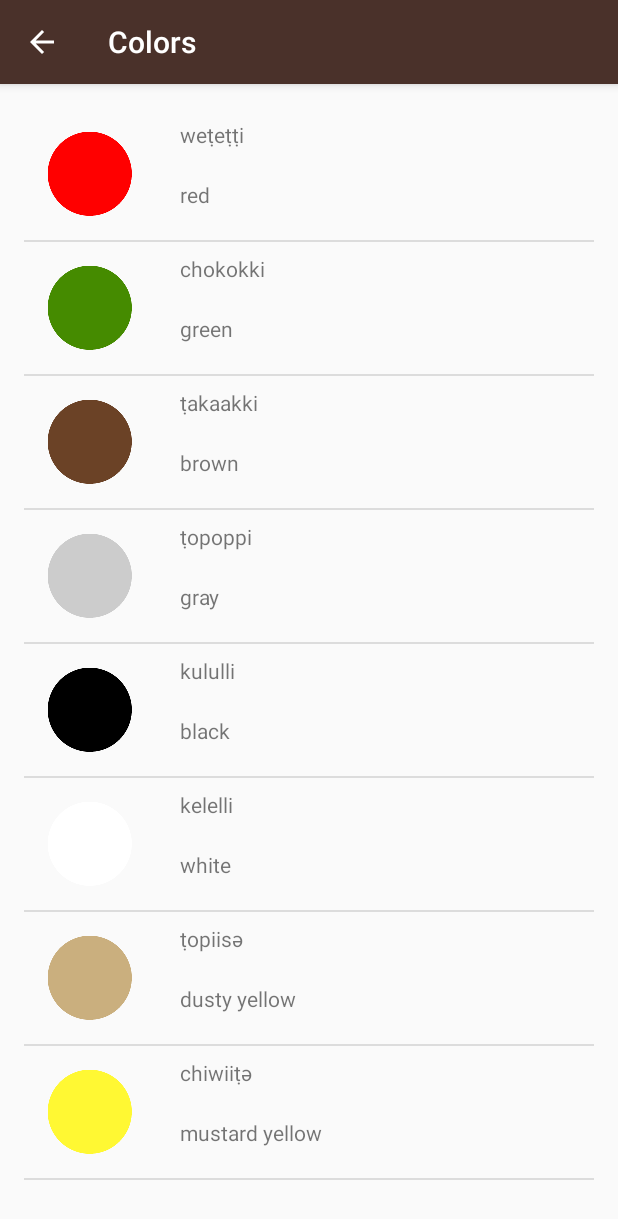
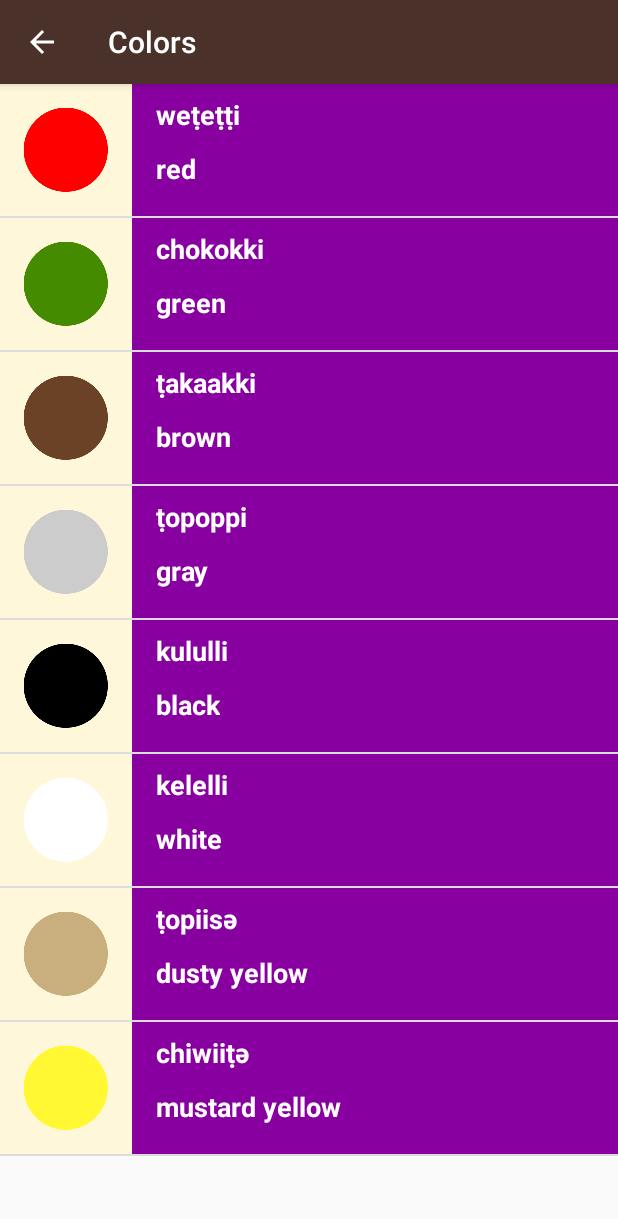
Before and after one commit to sTsaturian/Miwok, an Android app: the ColorsActivity screen opened directly, with no data from a screen before it, on a phone screen of 412 x 824 dp. Shown: the top 1219 px of the screen. Run offline under Robolectric (Android 15) with nearby library versions, the phone set to English and light mode, and no system bars.

Commit message:
Visual polish

```diff
--- a/app/src/main/java/com/example/android/miwok/ColorsActivity.java
+++ b/app/src/main/java/com/example/android/miwok/ColorsActivity.java
@@ -39,7 +39,7 @@ public class ColorsActivity extends AppCompatActivity {
         words.add(new Word("dusty yellow", "ṭopiisә", R.drawable.color_dusty_yellow));
         words.add(new Word("mustard yellow", "chiwiiṭә", R.drawable.color_mustard_yellow));
 
-        WordAdapter itemsAdapter = new WordAdapter(this, words);
+        WordAdapter itemsAdapter = new WordAdapter(this, words, R.color.category_colors);
         ListView listView = (ListView) findViewById(R.id.word_list);
         listView.setAdapter(itemsAdapter);
     }
--- a/app/src/main/java/com/example/android/miwok/FamilyActivity.java
+++ b/app/src/main/java/com/example/android/miwok/FamilyActivity.java
@@ -42,7 +42,7 @@ public class FamilyActivity extends AppCompatActivity {
         words.add(new Word("grandmother", "ama", R.drawable.family_grandmother));
         words.add(new Word("grandfather", "paapa", R.drawable.family_grandfather));
 
-        WordAdapter itemsAdapter = new WordAdapter(this, words);
+        WordAdapter itemsAdapter = new WordAdapter(this, words, R.color.category_family);
         ListView listView = (ListView) findViewById(R.id.word_list);
         listView.setAdapter(itemsAdapter);
     }
--- a/app/src/main/java/com/example/android/miwok/NumbersActivity.java
+++ b/app/src/main/java/com/example/android/miwok/NumbersActivity.java
@@ -46,7 +46,7 @@ public class NumbersActivity extends AppCompatActivity {
         words.add(new Word("nine", "wo’e", R.drawable.number_nine));
         words.add(new Word("ten", "na’aacha", R.drawable.number_ten));
 
-        WordAdapter itemsAdapter = new WordAdapter(this, words);
+        WordAdapter itemsAdapter = new WordAdapter(this, words, R.color.category_numbers);
         ListView listView = (ListView) findViewById(R.id.word_list);
         listView.setAdapter(itemsAdapter);
     }
--- a/app/src/main/java/com/example/android/miwok/PhrasesActivity.java
+++ b/app/src/main/java/com/example/android/miwok/PhrasesActivity.java
@@ -41,7 +41,7 @@ public class PhrasesActivity extends AppCompatActivity {
         words.add(new Word("Let’s go.", "yoowutis"));
         words.add(new Word("Come here.", "әnni'nem"));
 
-        WordAdapter itemsAdapter = new WordAdapter(this, words);
+        WordAdapter itemsAdapter = new WordAdapter(this, words, R.color.category_phrases);
         ListView listView = (ListView) findViewById(R.id.word_list);
         listView.setAdapter(itemsAdapter);
     }
--- a/app/src/main/java/com/example/android/miwok/WordAdapter.java
+++ b/app/src/main/java/com/example/android/miwok/WordAdapter.java
@@ -11,13 +11,17 @@ import android.widget.ImageView;
 import android.widget.TextView;
 
 import androidx.annotation.NonNull;
+import androidx.core.content.ContextCompat;
 
 import java.util.ArrayList;
 
 public class WordAdapter extends ArrayAdapter<Word> {
+    int colorID;
+
     @SuppressLint("ResourceType")
-    public WordAdapter(@NonNull Activity context, ArrayList<Word> words) {
+    public WordAdapter(@NonNull Activity context, ArrayList<Word> words, int colorID) {
         super(context, 42, words);
+        this.colorID = colorID;
     }
 
     public View getView(int position, View convertView, ViewGroup parent) {
@@ -37,6 +41,9 @@ public class WordAdapter extends ArrayAdapter<Word> {
                         R.layout.list_item, parent, false);
         }
 
+        int color = ContextCompat.getColor(getContext(),colorID);
+        listItemView.setBackgroundColor(color);
+
         TextView miwokTextView = listItemView.findViewById(R.id.miwok_text_view);
         miwokTextView.setText(currentWord.getMiwokTranslation());
 
@@ -46,7 +53,9 @@ public class WordAdapter extends ArrayAdapter<Word> {
         if (imageID != -1){
             ImageView imageView = listItemView.findViewById(R.id.the_image_view);
             imageView.setImageResource(imageID);
+            imageView.setBackgroundColor(ContextCompat.getColor(getContext(),R.color.tan_background));
         }
+
 
         return listItemView;
     }
--- a/app/src/main/res/layout/activity_words.xml
+++ b/app/src/main/res/layout/activity_words.xml
@@ -17,7 +17,4 @@
     android:layout_width="match_parent"
     android:layout_height="match_parent"
     android:orientation="vertical"
-    android:paddingLeft="@dimen/activity_horizontal_margin"
-    android:paddingTop="@dimen/activity_vertical_margin"
-    android:paddingRight="@dimen/activity_horizontal_margin"
-    android:paddingBottom="@dimen/activity_vertical_margin" />
+    />
--- a/app/src/main/res/layout/list_item.xml
+++ b/app/src/main/res/layout/list_item.xml
@@ -1,6 +1,6 @@
 <?xml version="1.0" encoding="utf-8"?>
 <androidx.constraintlayout.widget.ConstraintLayout xmlns:app="http://schemas.android.com/apk/res-auto"
-    android:layout_height="wrap_content"
+    android:layout_height="88dp"
     android:layout_width="match_parent"
     xmlns:android="http://schemas.android.com/apk/res/android"
     xmlns:tools="http://schemas.android.com/tools">
@@ -14,22 +14,29 @@
         app:layout_constraintLeft_toRightOf="@id/the_image_view"
         app:layout_constraintTop_toTopOf="parent"
         tools:text="lutti"
-        android:layout_marginStart="16dp" />
+        android:layout_marginStart="16dp"
+        android:textSize="18sp"
+        android:textStyle="bold"
+        android:textColor="#FFFFFF"/>
 
     <TextView
         android:id="@+id/default_text_view"
         android:layout_width="wrap_content"
         android:layout_height="wrap_content"
         android:layout_marginLeft="16dp"
+        android:layout_marginBottom="8dp"
         app:layout_constraintBottom_toBottomOf="@+id/the_image_view"
         app:layout_constraintLeft_toRightOf="@id/the_image_view"
         app:layout_constraintTop_toBottomOf="@id/miwok_text_view"
-        tools:text="one" />
+        tools:text="one"
+        android:textSize="18sp"
+        android:textStyle="bold"
+        android:textColor="#FFFFFF"/>
 
     <ImageView
         android:id="@+id/the_image_view"
         android:layout_width="wrap_content"
-        android:layout_height="wrap_content"
+        android:layout_height="match_parent"
         android:src="@mipmap/ic_launcher"
         app:layout_constraintLeft_toLeftOf="parent"
         app:layout_constraintStart_toStartOf="parent"
```
Also changed, not shown: app/src/main/res/layout/list_item_nopic.xml (+10 -3 lines).
